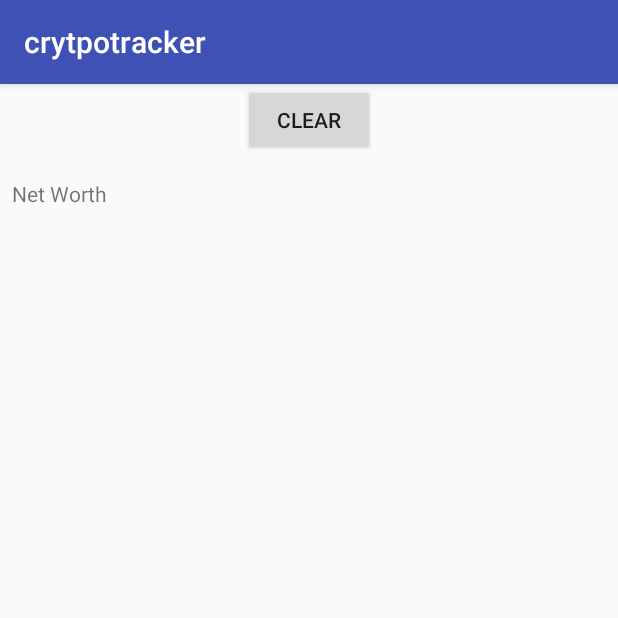
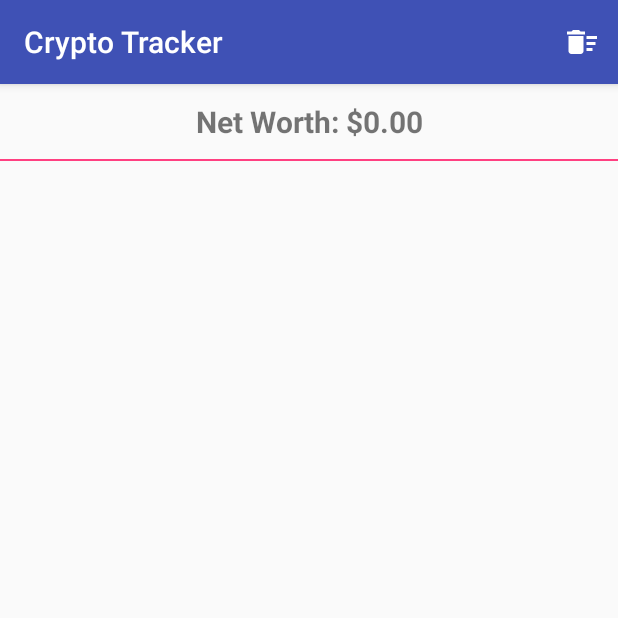
Before and after one commit to babramovitch/CoinStacks, an Android app: the screen it shows after launch (PortfolioActivity), on a phone screen of 412 x 824 dp, the top half of it. Run offline under Robolectric (Android 15) with nearby library versions, the phone set to English and light mode, and no system bars; our stand-ins replace ButterKnife; libraries missing offline, so code that uses them is left out: io.realm; 6 statements that could not run were skipped.

Commit message:
-Cleaned up the UI -Added number formatting -Updated Tests to pass formatting changes

```diff
--- a/app/src/main/res/layout/fragment_crypto_list.xml
+++ b/app/src/main/res/layout/fragment_crypto_list.xml
@@ -5,33 +5,27 @@
     android:orientation="vertical"
     tools:context="com.nebulights.crytpotracker.Portfolio.PortfolioFragment">
 
-    <LinearLayout
-        android:layout_width="match_parent"
-        android:layout_height="wrap_content"
-        android:orientation="horizontal"
-        android:gravity="center">
-
-        <Button
-            android:id="@+id/button_clear"
-            android:layout_width="wrap_content"
-            android:layout_height="wrap_content"
-            android:text="Clear" />
-
-    </LinearLayout>
-
     <TextView
         android:id="@+id/net_worth"
         android:layout_width="match_parent"
         android:layout_height="50dp"
-        android:gravity="center_vertical"
-        android:layout_marginLeft="8dp"
-        android:text="Net Worth"
+        android:gravity="center"
+        android:text="Net Worth: $0.00"
+        android:textSize="@dimen/net_worth_font_size"
+        android:textStyle="bold"
 
         />
+
+    <View
+        android:layout_width="match_parent"
+        android:layout_height="1dp"
+        android:background="@color/colorAccent" />
 
     <android.support.v7.widget.RecyclerView
         android:id="@+id/recycler_view"
         android:layout_width="match_parent"
-        android:layout_height="match_parent" />
+        android:layout_height="match_parent"
+        android:layout_marginLeft="16dp"
+        android:layout_marginRight="16dp" />
 
 </LinearLayout>
--- /dev/null
+++ b/app/src/main/res/menu/menu.xml
@@ -0,0 +1,12 @@
+<menu xmlns:android="http://schemas.android.com/apk/res/android"
+    xmlns:app="http://schemas.android.com/apk/res-auto"
+    xmlns:tools="http://schemas.android.com/tools"
+    tools:context=".MainActivity">
+
+    <item
+        android:id="@+id/clear"
+        android:icon="@drawable/ic_delete_sweep_white_24dp"
+        android:title="Clear Assets"
+        app:showAsAction="always" />
+
+</menu>
--- /dev/null
+++ b/app/src/main/res/values/dimens.xml
@@ -0,0 +1,4 @@
+<?xml version="1.0" encoding="utf-8"?>
+<resources>
+    <dimen name="net_worth_font_size">20sp</dimen>
+</resources>
--- a/app/src/main/res/values/strings.xml
+++ b/app/src/main/res/values/strings.xml
@@ -1,8 +1,9 @@
 <resources>
-    <string name="app_name">crytpotracker</string>
-    <string name="networth">Crypto Net Worth: %1$s</string>
+    <string name="app_name">Crypto Tracker</string>
+    <string name="networth">Net Worth: %1$s</string>
     <string name="dialog_title">%1$s Ownership</string>
     <string name="dialog_message_error">Could not find Crypto</string>
     <string name="dialog_ok">OK</string>
     <string name="dialog_cancel">Cancel</string>
+    <string name="dashes">---</string>
 </resources>
```
Also changed, not shown: app/src/main/java/com/nebulights/crytpotracker/Portfolio/PortfolioFragment.kt (+46 -18 lines), app/src/main/java/com/nebulights/crytpotracker/Portfolio/PortfolioPresenter.kt (+13 -3 lines), app/src/main/res/layout/recycler_list_item.xml (+37 -29 lines), app/src/main/res/values/styles.xml (+19 -0 lines), app/src/main/res/drawable-hdpi/ic_delete_sweep_white_24dp.png (added), app/src/main/res/drawable-mdpi/ic_delete_sweep_white_24dp.png (added), app/src/main/res/drawable-xhdpi/ic_delete_sweep_white_24dp.png (added), app/src/main/res/drawable-xxhdpi/ic_delete_sweep_white_24dp.png (added), app/src/main/res/drawable-xxxhdpi/ic_delete_sweep_white_24dp.png (added), 1 other file.
